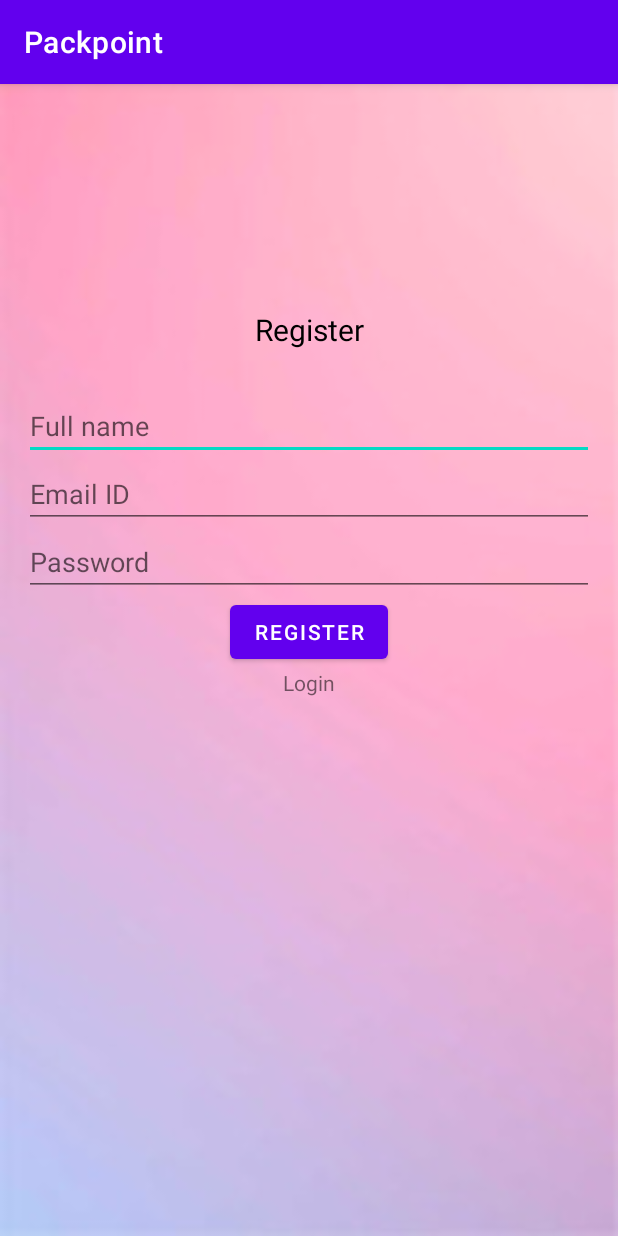
After one commit to deekshithdv/packpoint, an Android app: the Register screen opened directly, with no data from a screen before it, on a phone screen of 412 x 824 dp. The commit adds this screen. Run offline under Robolectric (Android 15) with nearby library versions, the phone set to English and light mode, and no system bars; our stand-ins replace Firebase (no records; nobody signed in at launch, a user with empty details on screens opened directly).

Commit message:
firebase authenticity done

```diff
--- a/app/build.gradle
+++ b/app/build.gradle
@@ -44,6 +44,8 @@ dependencies {
     implementation 'com.google.android.material:material:1.4.0'
     implementation 'androidx.constraintlayout:constraintlayout:2.0.4'
     implementation 'com.google.firebase:firebase-firestore:24.4.0'
+    implementation 'com.google.firebase:firebase-auth:21.1.0'
+    implementation 'com.google.firebase:firebase-database:20.1.0'
     testImplementation 'junit:junit:4.13.2'
     androidTestImplementation 'androidx.test.ext:junit:1.1.3'
     androidTestImplementation 'androidx.test.espresso:espresso-core:3.4.0'
--- /dev/null
+++ b/app/src/main/java/com/example/myapplication/Register.java
@@ -0,0 +1,97 @@
+package com.example.myapplication;
+
+import androidx.annotation.NonNull;
+import androidx.appcompat.app.AppCompatActivity;
+
+import android.content.Intent;
+import android.os.Bundle;
+import android.util.Patterns;
+import android.widget.Button;
+import android.widget.EditText;
+import android.widget.TextView;
+import android.widget.Toast;
+
+import com.google.android.gms.tasks.OnCompleteListener;
+import com.google.android.gms.tasks.Task;
+import com.google.firebase.auth.AuthResult;
+import com.google.firebase.auth.FirebaseAuth;
+import com.google.firebase.database.FirebaseDatabase;
+
+import org.w3c.dom.Text;
+
+import java.util.regex.Pattern;
+
+public class Register extends AppCompatActivity {
+    FirebaseAuth firebaseAuth;
+    @Override
+    protected void onCreate(Bundle savedInstanceState) {
+        super.onCreate(savedInstanceState);
+        setContentView(R.layout.activity_register);
+
+        EditText Eusername = findViewById(R.id.username);
+        EditText Eemail = findViewById(R.id.email);
+        EditText Epassword = findViewById(R.id.password);
+        Button register = findViewById(R.id.register);
+
+        TextView login = findViewById(R.id.login);
+        firebaseAuth = FirebaseAuth.getInstance();
+
+        login.setOnClickListener(view -> {
+            Intent intent = new Intent(getApplicationContext(), MainActivity.class);
+            startActivity(intent);
+        });
+
+        register.setOnClickListener(view -> {
+            String username = Eusername.getText().toString().trim();
+            String email = Eemail.getText().toString().trim();
+            String password = Epassword.getText().toString().trim();
+
+
+
+            if (username.isEmpty()){
+                Eusername.setError("Required");
+                Eusername.requestFocus();
+                return;
+            }
+            if (email.isEmpty() || !Patterns.EMAIL_ADDRESS.matcher(email).matches()){
+                Eemail.setError("Required");
+                Eemail.requestFocus();
+                return;
+            }
+            if (password.isEmpty() || password.length() < 6){
+                Epassword.setError("Required and should be minimum of 6 char");
+                Epassword.requestFocus();
+                return;
+            }
+
+
+            firebaseAuth.createUserWithEmailAndPassword(email, password)
+                    .addOnCompleteListener(task -> {
+                        if (task.isSuccessful()){
+                            User user = new User(username, email, password);
+                            System.out.println("##########");
+                            System.out.println("##########");
+
+                            FirebaseDatabase.getInstance().getReference("Users")
+                                    .child(FirebaseAuth.getInstance().getCurrentUser().getUid())
+                                    .setValue(user).addOnCompleteListener(task1 -> {
+
+                                        System.out.println("#####wqeqe#####");
+                                        System.out.println("######asraf####");
+
+                                        if (task1.isSuccessful()){
+                                            Toast.makeText(Register.this, "User created", Toast.LENGTH_LONG).show();
+                                        }
+                                        else{
+                                            Toast.makeText(Register.this, "Unable to create user", Toast.LENGTH_LONG).show();
+                                        }
+                                    });
+
+                        }
+                        else{
+                            Toast.makeText(Register.this, "Unable to create user", Toast.LENGTH_LONG).show();
+                        }
+                    });
+        });
+    }
+}
--- /dev/null
+++ b/app/src/main/res/layout/activity_register.xml
@@ -0,0 +1,56 @@
+<?xml version="1.0" encoding="utf-8"?>
+<LinearLayout xmlns:android="http://schemas.android.com/apk/res/android"
+    android:layout_width="match_parent"
+    android:layout_height="match_parent"
+    android:paddingLeft="16dp"
+    android:paddingRight="16dp"
+    android:background="@drawable/background"
+    android:orientation="vertical">
+
+
+    <TextView
+        android:id="@+id/textviewhomescreen"
+        android:layout_width="match_parent"
+        android:layout_height="wrap_content"
+        android:layout_marginTop="150dp"
+        android:layout_marginBottom="28dp"
+        android:text="Register"
+        android:textAlignment="center"
+        android:textAppearance="@color/white"
+        android:textSize="20dp" />
+
+
+    <EditText
+        android:layout_width="match_parent"
+        android:layout_height="wrap_content"
+        android:id="@+id/username"
+        android:hint="Full name"/>
+
+    <EditText
+        android:layout_width="match_parent"
+        android:layout_height="wrap_content"
+        android:id="@+id/email"
+        android:hint="Email ID"/>
+
+    <EditText
+        android:layout_width="match_parent"
+        android:layout_height="wrap_content"
+        android:id="@+id/password"
+        android:hint="Password"/>
+
+    <Button
+        android:id="@+id/register"
+        android:layout_width="wrap_content"
+        android:layout_height="wrap_content"
+        android:layout_gravity="center"
+        android:text="Register" />
+
+
+    <TextView
+        android:layout_width="wrap_content"
+        android:layout_height="wrap_content"
+        android:id="@+id/login"
+        android:text="Login"
+        android:layout_gravity="center"/>
+
+</LinearLayout>
--- a/build.gradle
+++ b/build.gradle
@@ -1,7 +1,7 @@
 // Top-level build file where you can add configuration options common to all sub-projects/modules.
 buildscript {
     dependencies {
-        classpath 'com.google.gms:google-services:4.3.13'
+        classpath 'com.google.gms:google-services:4.3.14'
     }
 }
 plugins {
```
Also changed, not shown: app/src/main/AndroidManifest.xml (+6 -3 lines), app/src/main/java/com/example/myapplication/MainActivity.java (+21 -20 lines), app/src/main/java/com/example/myapplication/User.java (added, +16 -0 lines), app/src/main/res/layout/activity_main.xml (+45 -23 lines), 2 other files.
